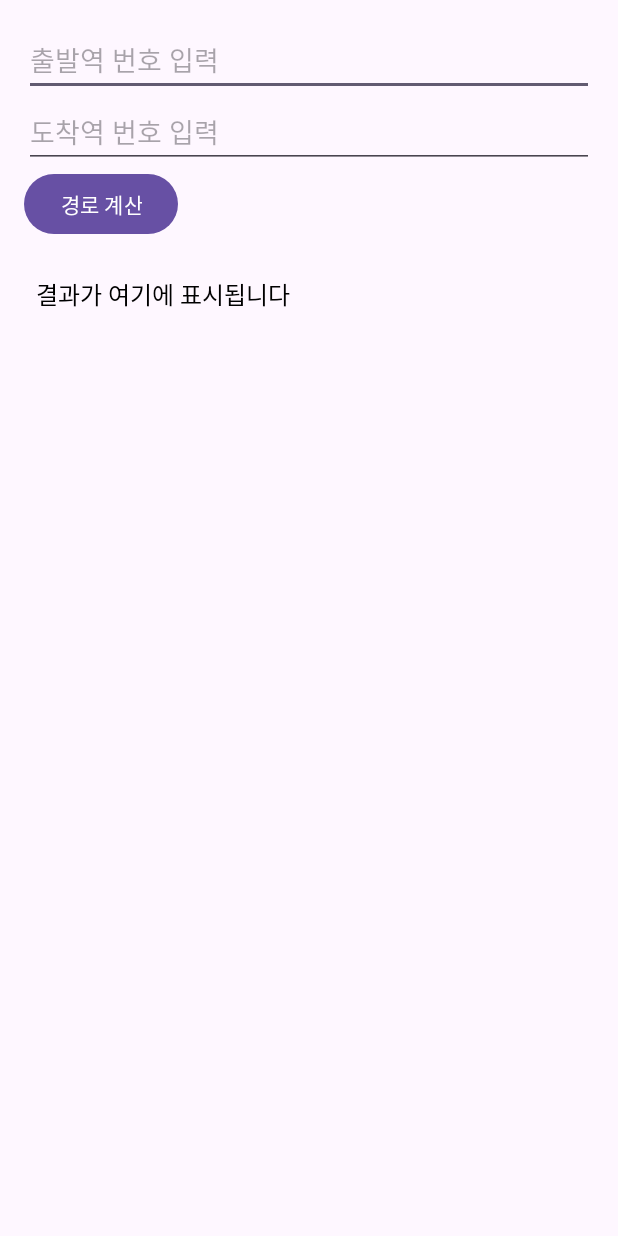
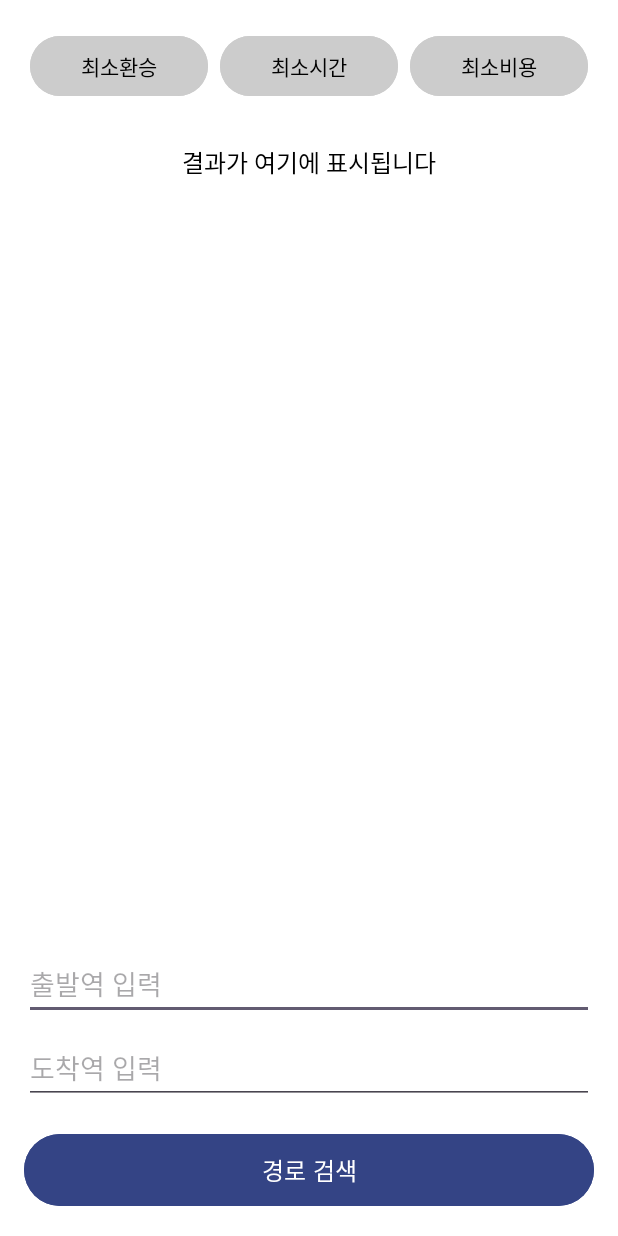
Before and after one commit to ys0221/TrackMaster, an Android app: the screen it shows after launch (MainActivity), on a phone screen of 412 x 824 dp. Run offline under Robolectric (Android 15) with nearby library versions, the phone set to English and light mode, and no system bars.

Commit message:
화면 구성

```diff
--- a/app/src/main/res/layout/activity_main.xml
+++ b/app/src/main/res/layout/activity_main.xml
@@ -3,43 +3,90 @@
     android:layout_width="match_parent"
     android:layout_height="match_parent"
     android:orientation="vertical"
+    android:background="#FFFFFF"
     android:padding="16dp">
 
+    <!-- 상단 버튼 영역 -->
+    <LinearLayout
+        android:layout_width="match_parent"
+        android:layout_height="wrap_content"
+        android:orientation="horizontal"
+        android:gravity="center"
+        android:layout_marginBottom="16dp">
+
+        <Button
+            android:id="@+id/minTransferButton"
+            android:layout_width="0dp"
+            android:layout_weight="1"
+            android:layout_height="wrap_content"
+            android:text="최소환승"
+            android:backgroundTint="#CCCCCC"
+            android:textColor="#000000"
+            android:layout_margin="4dp" />
+
+        <Button
+            android:id="@+id/minTimeButton"
+            android:layout_width="0dp"
+            android:layout_weight="1"
+            android:layout_height="wrap_content"
+            android:text="최소시간"
+            android:backgroundTint="#CCCCCC"
+            android:textColor="#000000"
+            android:layout_margin="4dp" />
+
+        <Button
+            android:id="@+id/minCostButton"
+            android:layout_width="0dp"
+            android:layout_weight="1"
+            android:layout_height="wrap_content"
+            android:text="최소비용"
+            android:backgroundTint="#CCCCCC"
+            android:textColor="#000000"
+            android:layout_margin="4dp" />
+    </LinearLayout>
+
+    <!-- 결과 출력 영역 -->
+    <ScrollView
+        android:layout_width="match_parent"
+        android:layout_height="0dp"
+        android:layout_weight="1"
+        android:layout_marginBottom="16dp">
+
+        <TextView
+            android:id="@+id/database"
+            android:layout_width="match_parent"
+            android:layout_height="wrap_content"
+            android:gravity="center"
+            android:text="결과가 여기에 표시됩니다"
+            android:textSize="16sp"
+            android:textColor="@android:color/black"
+            android:padding="8dp" />
+    </ScrollView>
+
+    <!-- 입력 및 검색 버튼 -->
     <EditText
         android:id="@+id/startStationInput"
         android:layout_width="match_parent"
         android:layout_height="wrap_content"
-        android:hint="출발역 번호 입력"
-        android:inputType="number" />
+        android:hint="출발역 입력"
+        android:inputType="text"
+        android:layout_marginBottom="8dp" />
 
     <EditText
         android:id="@+id/endStationInput"
         android:layout_width="match_parent"
         android:layout_height="wrap_content"
-        android:hint="도착역 번호 입력"
-        android:inputType="number" />
+        android:hint="도착역 입력"
+        android:inputType="text"
+        android:layout_marginBottom="16dp" />
 
     <Button
         android:id="@+id/calculateButton"
-        android:layout_width="wrap_content"
-        android:layout_height="wrap_content"
-        android:text="경로 계산" />
-
-    <!-- ScrollView로 TextView를 감싸기 -->
-    <ScrollView
         android:layout_width="match_parent"
         android:layout_height="wrap_content"
-        android:layout_marginTop="16dp">
-
-        <TextView
-            android:id="@+id/database"
-            android:layout_width="match_parent"
-            android:layout_height="wrap_content"
-            android:text="결과가 여기에 표시됩니다"
-            android:textSize="16sp"
-            android:textColor="@android:color/black"
-            android:padding="8dp" />
-
-    </ScrollView>
-
+        android:text="경로 검색"
+        android:backgroundTint="#344485"
+        android:textColor="#FFFFFF"
+        android:textSize="16sp"
+        android:padding="12dp" />
 </LinearLayout>
```
